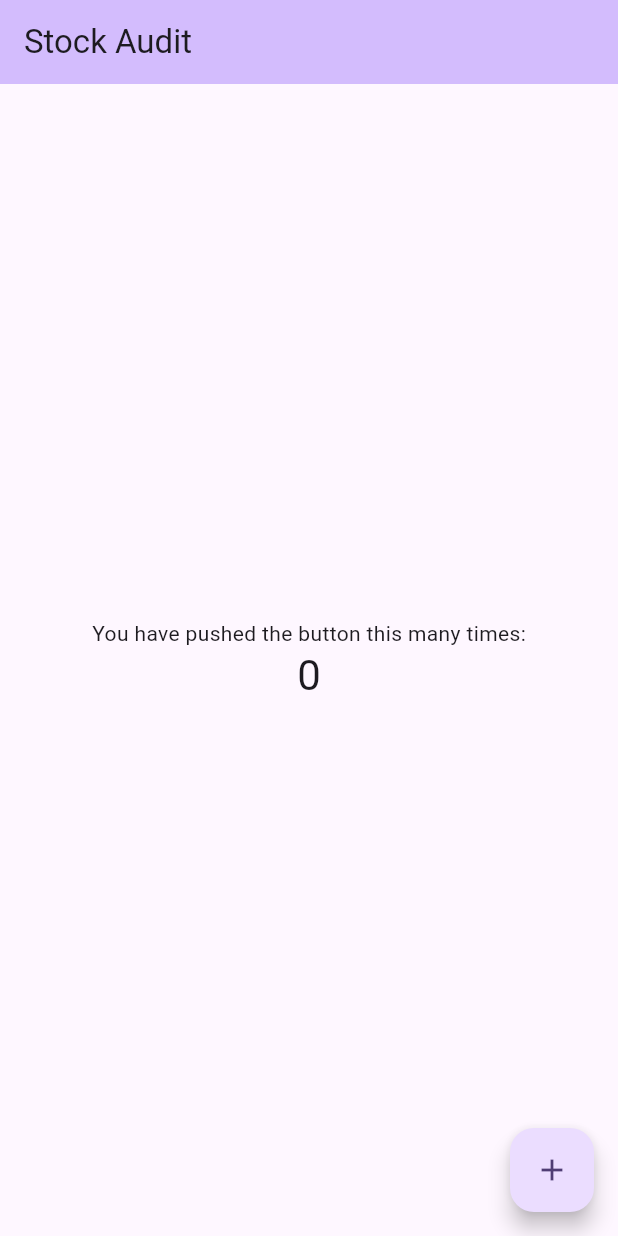
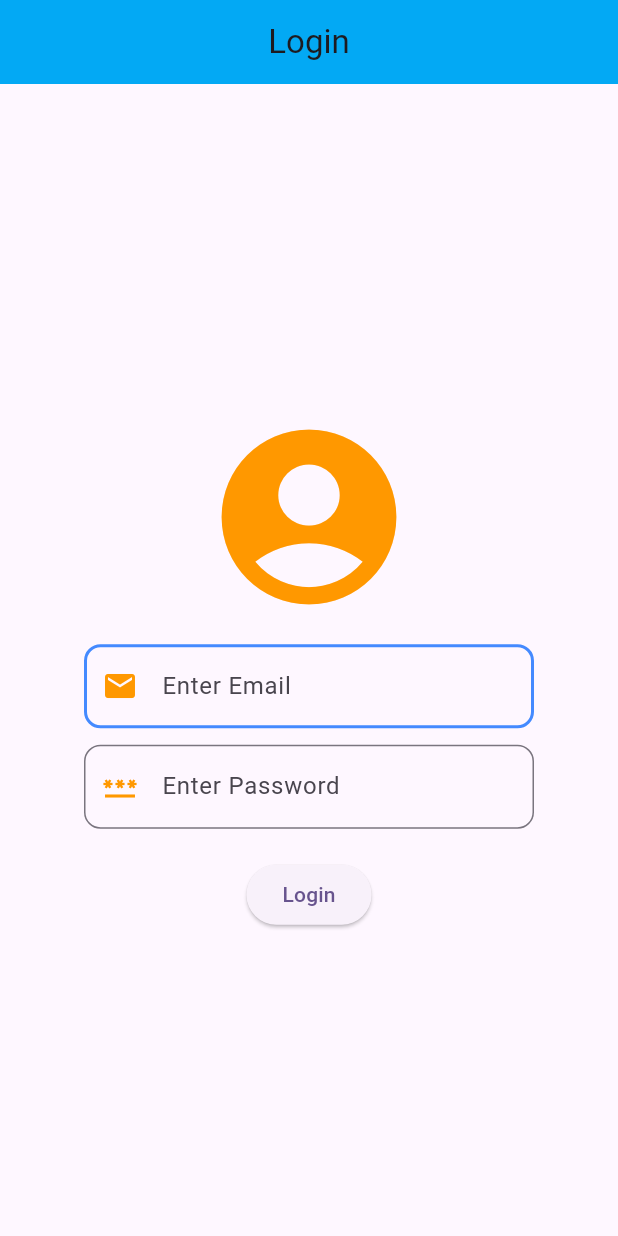
Before and after one commit to vijay-sutar-parasight/stock_audit, a Flutter app: the screen it shows after launch, on a phone screen of 412 x 824 dp. Run offline on Flutter 3.47's test engine with Material 2 defaults, Android fonts, the light colour scheme and no system bars.

Commit message:
Login and Dashboard screen under progress

```diff
--- /dev/null
+++ b/lib/dashboard.dart
@@ -0,0 +1,15 @@
+import 'package:flutter/cupertino.dart';
+import 'package:flutter/material.dart';
+
+class Dashboard extends StatelessWidget{
+  @override
+  Widget build(BuildContext context) {
+    return Scaffold(
+      appBar: AppBar(
+        title: Text('Dashboard'),
+      ),
+
+    );
+  }
+
+}
--- /dev/null
+++ b/lib/login.dart
@@ -0,0 +1,86 @@
+import 'package:flutter/cupertino.dart';
+import 'package:flutter/material.dart';
+import 'package:stock_audit/dashboard.dart';
+
+class Login extends StatelessWidget{
+var emailText = TextEditingController();
+var passwordText = TextEditingController();
+  @override
+  Widget build(BuildContext context) {
+    return Scaffold(
+      appBar: AppBar(
+        title: Text("Login"),
+        backgroundColor: Colors.lightBlue,
+        centerTitle: true,
+      ),
+      body:Center(child: Container(
+          width: 300,
+          child: Column(
+            mainAxisAlignment: MainAxisAlignment.center,
+            children: [
+              Padding(
+                padding: const EdgeInsets.all(15.0),
+                child: Icon(Icons.account_circle,
+                size: 140,
+                  color: Colors.orange
+                ),
+              ),
+              TextField(
+                controller: emailText,
+                  decoration: InputDecoration(
+                    hintText: 'Enter Email',
+                    focusedBorder: OutlineInputBorder(
+                      borderRadius: BorderRadius.circular(11),
+                      borderSide: BorderSide(
+                        color: Colors.deepOrange,
+                        width: 2
+                      )
+                    ),
+                    enabledBorder: OutlineInputBorder(
+                      borderRadius: BorderRadius.circular(11),
+                      borderSide: BorderSide(
+                        color: Colors.blueAccent,
+                        width: 2
+                      )
+                    ),
+                    // suffixText: 'Username exists',
+                    // suffixIcon: IconButton(
+                    //   icon: Icon(Icons.remove_red_eye, color: Colors.orange),
+                    //   onPressed: (){
+                    //
+                    //   }
+                    // ),
+                    prefixIcon: Icon(Icons.email, color: Colors.orange)
+                  ),
+              ),
+              Container(height: 11),
+              TextField(
+                controller: passwordText,
+                  obscureText: true,
+                  obscuringCharacter: '*',
+                  decoration: InputDecoration(
+                    hintText: 'Enter Password',
+                      border: OutlineInputBorder(
+                          borderRadius: BorderRadius.circular(11),
+                          borderSide: BorderSide(
+                            color: Colors.blue,
+                          )
+                      ),
+                      prefixIcon: Icon(Icons.password, color: Colors.orange)
+
+                  )
+              ),
+              Container(height: 20),
+              ElevatedButton(onPressed: (){
+              String uEmail = emailText.text.toString();
+              String uPass = passwordText.text;
+              print("Email: $uEmail, Password: $uPass");
+              }, child: Text(
+                'Login'
+              ))
+            ],
+          ))),
+    );
+  }
+
+}
--- a/lib/main.dart
+++ b/lib/main.dart
@@ -14,23 +14,9 @@
     return MaterialApp(
       title: 'Stock Audit',
       theme: ThemeData(
-        // This is the theme of your application.
-        //
-        // TRY THIS: Try running your application with "flutter run". You'll see
-        // the application has a blue toolbar. Then, without quitting the app,
-        // try changing the seedColor in the colorScheme below to Colors.green
-        // and then invoke "hot reload" (save your changes or press the "hot
-        // reload" button in a Flutter-supported IDE, or press "r" if you used
-        // the command line to start the app).
-        //
-        // Notice that the counter didn't reset back to zero; the application
-        // state is not lost during the reload. To reset the state, use hot
-        // restart instead.
-        //
-        // This works for code too, not just values: Most code changes can be
-        // tested with just a hot reload.
         colorScheme: ColorScheme.fromSeed(seedColor: Colors.deepPurple),
         useMaterial3: true,
+        primarySwatch: Colors.lightBlue,
       ),
       //home: const MyHomePage(title: 'Stock Audit'),
       home: SplashScreen(),
@@ -40,15 +26,6 @@
 
 class MyHomePage extends StatefulWidget {
   const MyHomePage({super.key, required this.title});
-
-  // This widget is the home page of your application. It is stateful, meaning
-  // that it has a State object (defined below) that contains fields that affect
-  // how it looks.
-
-  // This class is the configuration for the state. It holds the values (in this
-  // case the title) provided by the parent (in this case the App widget) and
-  // used by the build method of the State. Fields in a Widget subclass are
-  // always marked "final".
 
   final String title;
 
@@ -61,50 +38,21 @@
 
   void _incrementCounter() {
     setState(() {
-      // This call to setState tells the Flutter framework that something has
-      // changed in this State, which causes it to rerun the build method below
-      // so that the display can reflect the updated values. If we changed
-      // _counter without calling setState(), then the build method would not be
-      // called again, and so nothing would appear to happen.
       _counter++;
     });
   }
 
   @override
   Widget build(BuildContext context) {
-    // This method is rerun every time setState is called, for instance as done
-    // by the _incrementCounter method above.
-    //
-    // The Flutter framework has been optimized to make rerunning build methods
-    // fast, so that you can just rebuild anything that needs updating rather
-    // than having to individually change instances of widgets.
     return Scaffold(
       appBar: AppBar(
-        // TRY THIS: Try changing the color here to a specific color (to
-        // Colors.amber, perhaps?) and trigger a hot reload to see the AppBar
-        // change color while the other colors stay the same.
         backgroundColor: Theme.of(context).colorScheme.inversePrimary,
-        // Here we take the value from the MyHomePage object that was created by
-        // the App.build method, and use it to set our appbar title.
         title: Text(widget.title),
       ),
       body: Center(
         // Center is a layout widget. It takes a single child and positions it
         // in the middle of the parent.
         child: Column(
-          // Column is also a layout widget. It takes a list of children and
-          // arranges them vertically. By default, it sizes itself to fit its
-          // children horizontally, and tries to be as tall as its parent.
-          //
-          // Column has various properties to control how it sizes itself and
-          // how it positions its children. Here we use mainAxisAlignment to
-          // center the children vertically; the main axis here is the vertical
-          // axis because Columns are vertical (the cross axis would be
-          // horizontal).
-          //
-          // TRY THIS: Invoke "debug painting" (choose the "Toggle Debug Paint"
-          // action in the IDE, or press "p" in the console), to see the
-          // wireframe for each widget.
           mainAxisAlignment: MainAxisAlignment.center,
           children: <Widget>[
             const Text(
--- a/lib/splash_screen.dart
+++ b/lib/splash_screen.dart
@@ -2,6 +2,7 @@ import 'dart:async';
 
 import 'package:flutter/material.dart';
 
+import 'login.dart';
 import 'main.dart';
 
 class SplashScreen extends StatefulWidget{
@@ -18,7 +19,7 @@ class _SplashScreenState extends State<SplashScreen> {
     super.initState();
 
     Timer(Duration(seconds: 3),(){
-      Navigator.pushReplacement(context, MaterialPageRoute(builder: (context) => MyHomePage(title: 'Stock Audit',)));
+      Navigator.pushReplacement(context, MaterialPageRoute(builder: (context) => Login()));
     });
   }
 
```
